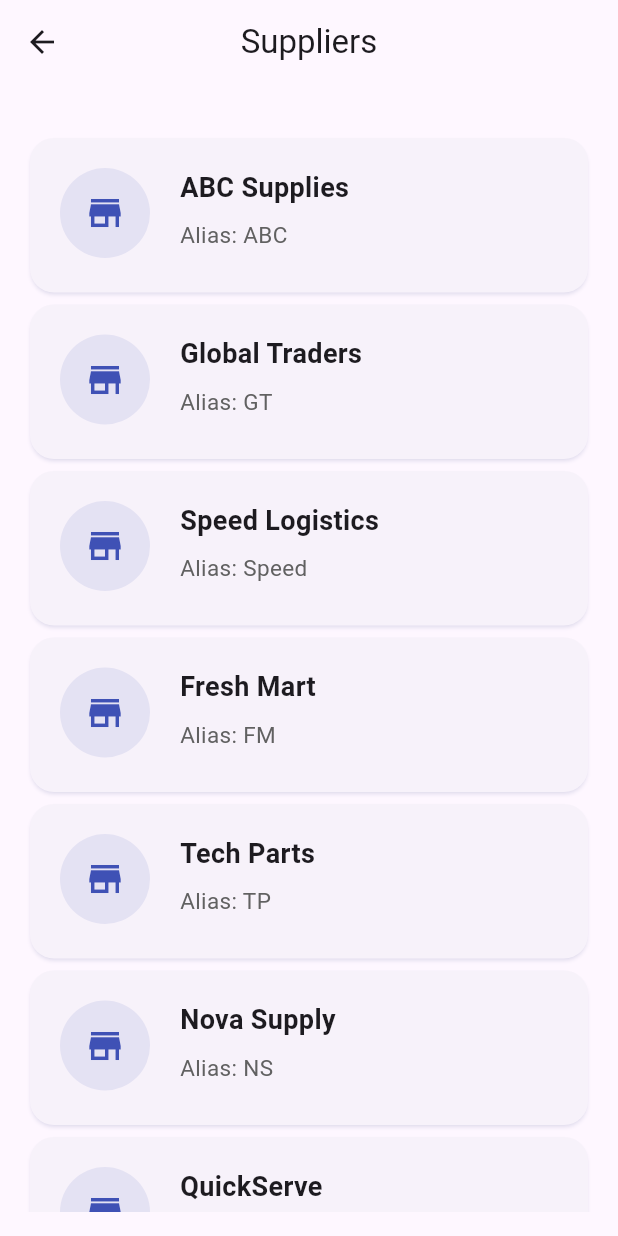
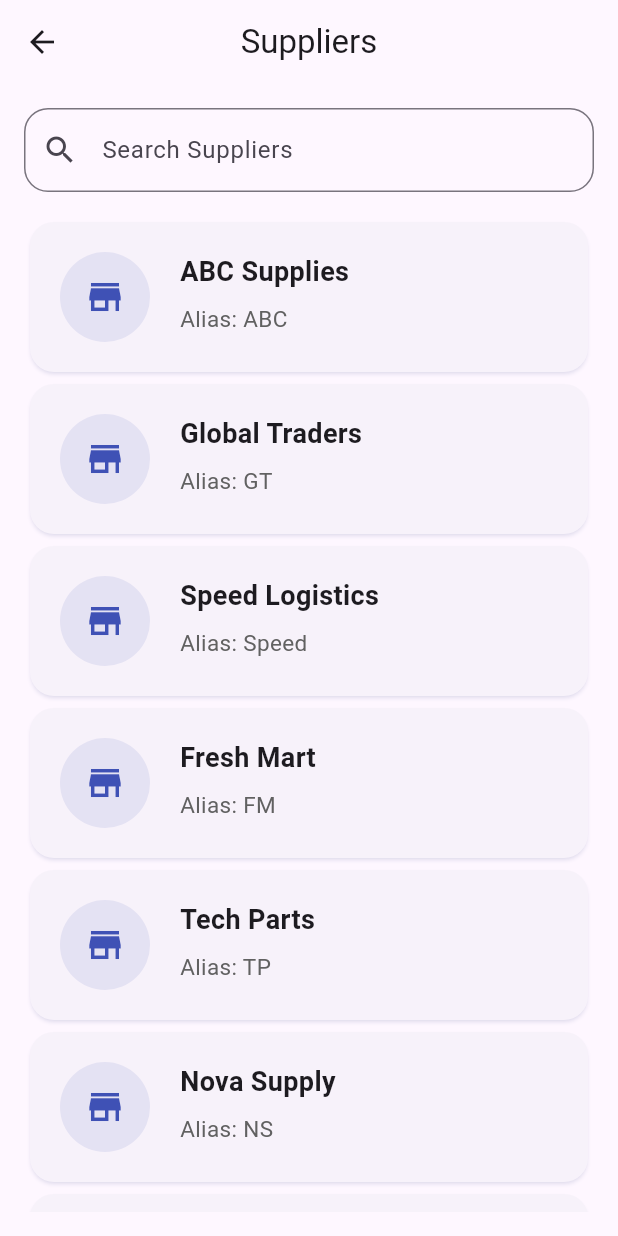
Before and after one commit to teambackoffice/Calicut-Textile-App, a Flutter app: the SuppliersPage screen opened directly, on a phone screen of 412 x 824 dp. Run offline on Flutter 3.47's test engine with Material 3 defaults, Android fonts, the phone set to English and light mode, and no system bars.

Commit message:
Added Search in Suppliers List

```diff
--- a/lib/view/main_screen/supplier/supplier_page.dart
+++ b/lib/view/main_screen/supplier/supplier_page.dart
@@ -6,8 +6,8 @@ class SuppliersPage extends StatefulWidget {
 }
 
 class _SuppliersPageState extends State<SuppliersPage> with SingleTickerProviderStateMixin {
-  final TextEditingController _searchController = TextEditingController();
   late AnimationController _animationController;
+  late TextEditingController _searchController;
 
   List<Map<String, String>> suppliers = [
     {'name': 'ABC Supplies', 'alias': 'ABC'},
@@ -28,6 +28,7 @@ class _SuppliersPageState extends State<SuppliersPage> with SingleTickerProvider
       vsync: this,
       duration: Duration(milliseconds: 1000),
     );
+    _searchController = TextEditingController();
     filteredSuppliers = suppliers;
     _animationController.forward();
   }
@@ -35,20 +36,22 @@ class _SuppliersPageState extends State<SuppliersPage> with SingleTickerProvider
   @override
   void dispose() {
     _animationController.dispose();
+    _searchController.dispose();
     super.dispose();
   }
 
-  void _filterSuppliers(String query) {
+  void filterSuppliers(String query) {
     final results = suppliers.where((supplier) {
-      return supplier['name']!.toLowerCase().contains(query.toLowerCase()) ||
-          supplier['alias']!.toLowerCase().contains(query.toLowerCase());
+      final nameLower = supplier['name']!.toLowerCase();
+      final aliasLower = supplier['alias']!.toLowerCase();
+      final searchLower = query.toLowerCase();
+
+      return nameLower.contains(searchLower) || aliasLower.contains(searchLower);
     }).toList();
 
     setState(() {
       filteredSuppliers = results;
     });
-    _animationController.reset();
-    _animationController.forward();
   }
 
   @override
@@ -57,13 +60,23 @@ class _SuppliersPageState extends State<SuppliersPage> with SingleTickerProvider
       appBar: AppBar(
         title: Text('Suppliers'),
         centerTitle: true,
-
       ),
       body: Padding(
         padding: const EdgeInsets.all(16.0),
         child: Column(
           children: [
-
+            // Search Bar
+            TextField(
+              controller: _searchController,
+              onChanged: filterSuppliers,
+              decoration: InputDecoration(
+                labelText: 'Search Suppliers',
+                prefixIcon: Icon(Icons.search),
+                border: OutlineInputBorder(
+                  borderRadius: BorderRadius.circular(16),
+                ),
+              ),
+            ),
             SizedBox(height: 16),
             Expanded(
               child: ListView.builder(
@@ -82,28 +95,24 @@ class _SuppliersPageState extends State<SuppliersPage> with SingleTickerProvider
                     ),
                   ));
 
-
                   return SlideTransition(
                     position: animation,
                     child: Card(
                       shape: RoundedRectangleBorder(
                         borderRadius: BorderRadius.circular(16),
                       ),
-
                       shadowColor: Colors.indigo.withOpacity(0.2),
                       child: Padding(
                         padding: const EdgeInsets.symmetric(vertical: 20, horizontal: 20),
                         child: Row(
                           crossAxisAlignment: CrossAxisAlignment.start,
                           children: [
-            // Supplier Icon or Avatar
                             CircleAvatar(
                               radius: 30,
                               backgroundColor: Colors.indigo.withOpacity(0.1),
                               child: Icon(Icons.store, color: Colors.indigo, size: 28),
                             ),
                             const SizedBox(width: 20),
-            // Supplier Details
                             Expanded(
                               child: Column(
                                 crossAxisAlignment: CrossAxisAlignment.start,
@@ -123,13 +132,9 @@ class _SuppliersPageState extends State<SuppliersPage> with SingleTickerProvider
                                       fontSize: 15,
                                     ),
                                   ),
-                  const SizedBox(height: 8),
-
                                 ],
                               ),
                             ),
-            // Forward Icon
-
                           ],
                         ),
                       ),
@@ -141,7 +146,6 @@ class _SuppliersPageState extends State<SuppliersPage> with SingleTickerProvider
           ],
         ),
       ),
-
     );
   }
 }
```
Lines whose indentation alone changed are shown as unchanged.
